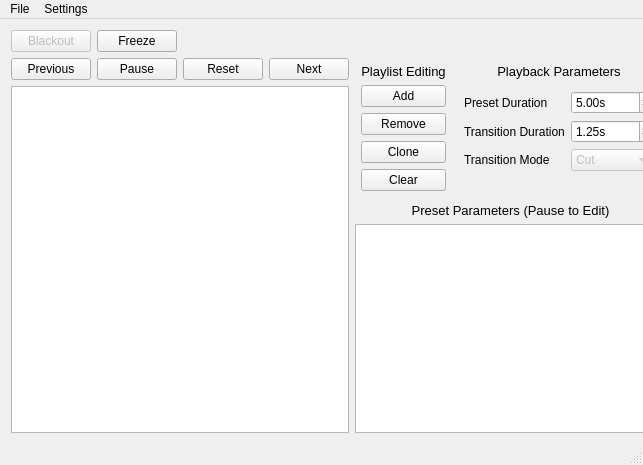
Before: the Qt Designer form ui/firemix.ui in Openlights/firemix, drawn with Qt 5.
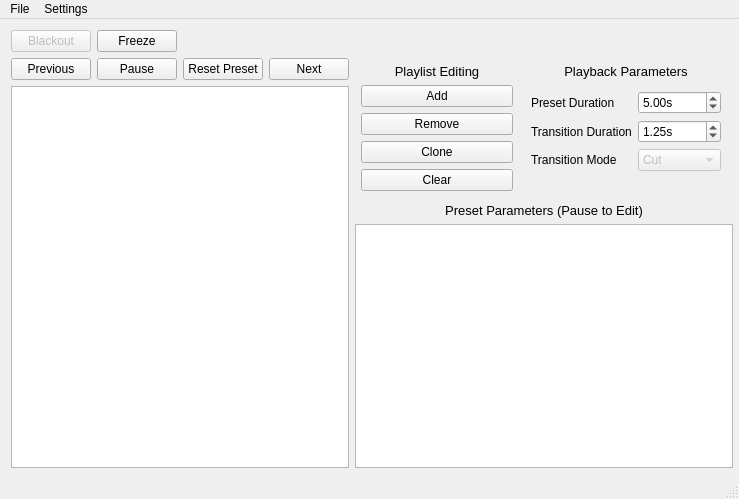
After: the same form once the commit is applied. Custom widgets are drawn as their Qt base class.

Commit message: Add Reset Preset button

```diff
--- a/ui/firemix.ui
+++ b/ui/firemix.ui
@@ -6,12 +6,12 @@
    <rect>
     <x>0</x>
     <y>0</y>
-    <width>643</width>
-    <height>465</height>
+    <width>739</width>
+    <height>499</height>
    </rect>
   </property>
   <property name="sizePolicy">
-   <sizepolicy hsizetype="Fixed" vsizetype="Fixed">
+   <sizepolicy hsizetype="Expanding" vsizetype="Preferred">
     <horstretch>0</horstretch>
     <verstretch>0</verstretch>
    </sizepolicy>
@@ -25,8 +25,8 @@
      <rect>
       <x>-1</x>
       <y>-1</y>
-      <width>641</width>
-      <height>421</height>
+      <width>746</width>
+      <height>456</height>
      </rect>
     </property>
     <layout class="QVBoxLayout" name="vl_outer">
@@ -126,7 +126,7 @@
            <item>
             <widget class="QPushButton" name="btn_reset_preset">
              <property name="text">
-              <string>Reset</string>
+              <string>Reset Preset</string>
              </property>
             </widget>
            </item>
@@ -145,7 +145,7 @@
         </layout>
        </item>
        <item>
-        <layout class="QVBoxLayout" name="verticalLayout_2" stretch="1,2">
+        <layout class="QVBoxLayout" name="verticalLayout_2" stretch="1,4">
          <property name="margin">
           <number>0</number>
          </property>
@@ -387,8 +387,8 @@
     <rect>
      <x>0</x>
      <y>0</y>
-     <width>643</width>
-     <height>21</height>
+     <width>739</width>
+     <height>25</height>
     </rect>
    </property>
    <widget class="QMenu" name="menuFile">
```
Left out of the diff: 18 changed lines with no effect on the pictures. The commit also changes 1 other file.
